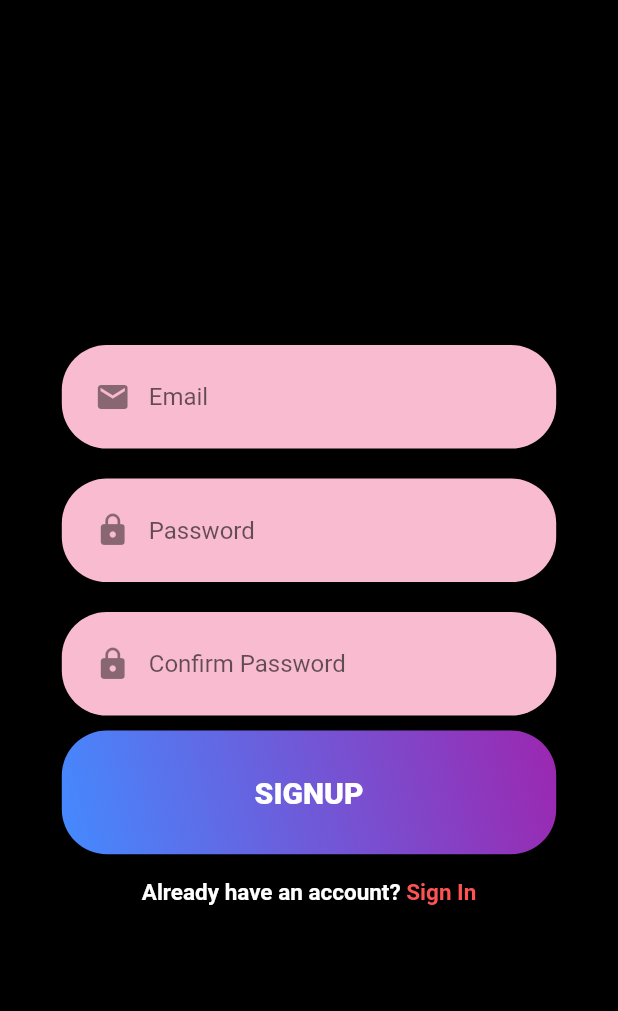
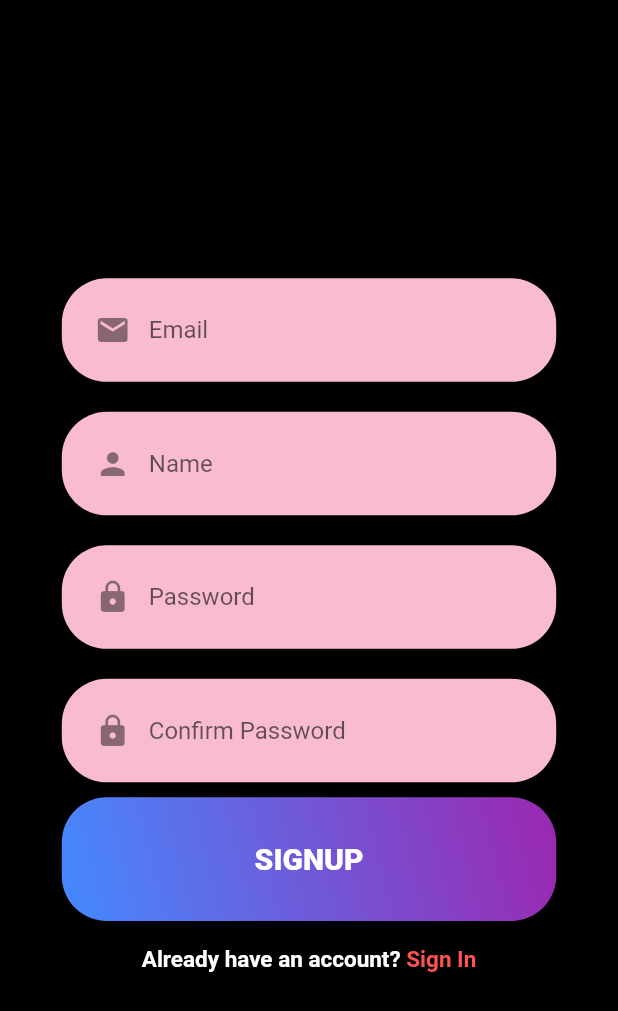
Before and after one commit to Tushar-Mishra999/VisageR, a Flutter app: the screen it shows after launch, after a tap on "SIGNUP", on a phone screen of 412 x 824 dp. Shown: the top 1011 px of the screen. Run offline on Flutter 3.47's test engine with Material 2 defaults, Android fonts, the phone set to English and light mode, and no system bars; our stand-ins replace cloud_firestore, firebase_auth, firebase_core, flutter_svg, fluttertoast, image_picker; accounts and stored records are empty.

```diff
--- a/lib/main.dart
+++ b/lib/main.dart
@@ -1,10 +1,15 @@
+import 'package:facialrecognition_attendance/provider/user_provider.dart';
 import 'package:facialrecognition_attendance/screens/home/home_screen.dart';
 import 'package:flutter/material.dart';
 import 'package:firebase_core/firebase_core.dart';
+import 'package:provider/provider.dart';
+
 Future main() async {
   WidgetsFlutterBinding.ensureInitialized();
   await Firebase.initializeApp();
-  runApp(const MyApp());
+  runApp(MultiProvider(providers: [
+    ChangeNotifierProvider(create: (context) => UserProvider()),
+  ], child: const MyApp()));
 }
 
 class MyApp extends StatelessWidget {
--- /dev/null
+++ b/lib/models/user.dart
@@ -0,0 +1,16 @@
+class User {
+  final String email;
+  final String name;
+
+  User({
+    required this.email,
+    required this.name,
+  });
+
+  factory User.fromJson(Map<String, dynamic> json) {
+    return User(
+      name: json["name"],
+      email: json["email"],
+    );
+  }
+}
--- a/lib/screens/auth/signup.dart
+++ b/lib/screens/auth/signup.dart
@@ -18,6 +18,7 @@ class _RegistrationScreenState extends State<RegistrationScreen> {
   final _auth = FirebaseAuth.instance;
   String? errorMessage;
   final emailController = TextEditingController();
+  final nameController = TextEditingController();
   final passwordController = TextEditingController();
   final confirmPasswordController = TextEditingController();
   Future? myFuture;
@@ -33,7 +34,8 @@ class _RegistrationScreenState extends State<RegistrationScreen> {
 
         final docUser =
             FirebaseFirestore.instance.collection('users').doc(email);
-        final emailData = {'email': email, 'count': 0};
+        docUser.get();
+        final emailData = {'email': email,'name':nameController.text, 'isSelfieUploaded': false};
         await docUser.set(emailData);
         Fluttertoast.showToast(msg: "Registration Successful");
         Navigator.pop(context);
@@ -130,6 +132,35 @@ class _RegistrationScreenState extends State<RegistrationScreen> {
                       ),
                       child: TextFormField(
                         autofocus: false,
+                        controller: nameController,
+                        validator: (value) {
+                          RegExp regex = RegExp(r'^.{6,}$');
+                          if (value!.isEmpty) {
+                            return ("Name is required for login");
+                          }
+                        },
+                        onSaved: (value) {
+                          nameController.text = value!;
+                        },
+                        textInputAction: TextInputAction.next,
+                        decoration: const InputDecoration(
+                          border: InputBorder.none,
+                          prefixIcon: Icon(Icons.person),
+                          contentPadding: EdgeInsets.fromLTRB(20, 15, 20, 15),
+                          hintText: "Name",
+                        ),
+                      ),
+                    ),
+                    Container(
+                      margin: const EdgeInsets.all(10),
+                      padding: const EdgeInsets.all(10),
+                      width: size.width * 0.8,
+                      decoration: BoxDecoration(
+                        color: Colors.pink.shade100,
+                        borderRadius: BorderRadius.circular(30),
+                      ),
+                      child: TextFormField(
+                        autofocus: false,
                         controller: passwordController,
                         obscureText: true,
                         validator: (value) {
@@ -209,7 +240,9 @@ class _RegistrationScreenState extends State<RegistrationScreen> {
                         GestureDetector(
                           onTap: () {
                             Navigator.pushReplacement(
-                                context, MaterialPageRoute(builder: (context)=>LoginScreen()));
+                                context,
+                                MaterialPageRoute(
+                                    builder: (context) => LoginScreen()));
                           },
                           child: const Text(
                             "Sign In",
--- a/pubspec.yaml
+++ b/pubspec.yaml
@@ -33,6 +33,7 @@ dependencies:
   cloud_firestore: ^3.1.5
   firebase_core: ^1.10.6
   image_picker: ^0.8.5+2
+  provider: ^6.0.3
   flutter:
     sdk: flutter
 
```
Also changed, not shown: lib/provider/user_provider.dart (added, +16 -0 lines), lib/screens/auth/login_screen.dart (+19 -4 lines), lib/screens/auth/selfie_upload.dart (added, +74 -0 lines), lib/screens/feature/student/student_home_page.dart (renamed from lib/student_home_page.dart, +12 -3 lines), lib/services/upload_selfie.dart (added, +19 -0 lines), pubspec.lock.
